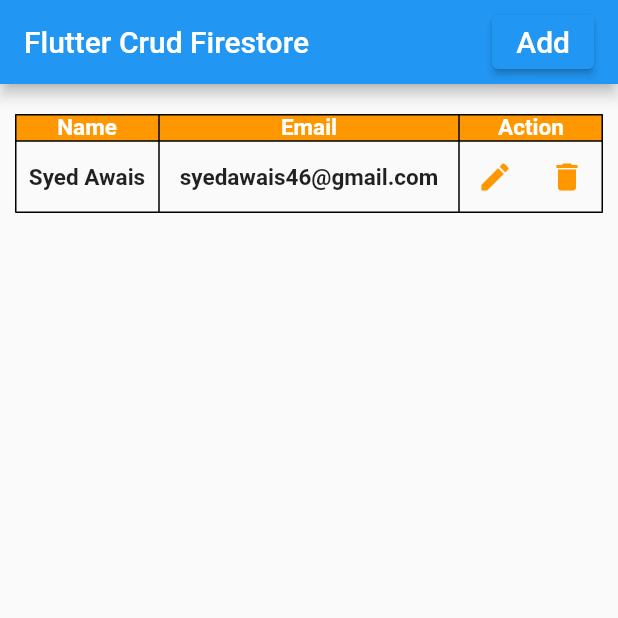
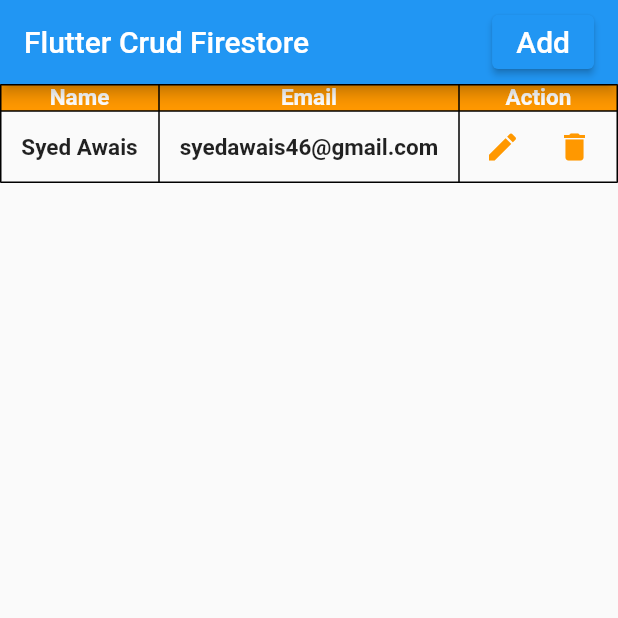
Before and after one commit to syedawaisalishah/flutter_firebase, a Flutter app: the screen it shows after launch, on a phone screen of 412 x 824 dp, the top half of it. Run offline on Flutter 3.47's test engine with Material 2 defaults, Android fonts, the phone set to English and light mode, and no system bars.

```diff
--- a/lib/pages/liststudentpages.dart
+++ b/lib/pages/liststudentpages.dart
@@ -9,7 +9,7 @@ class _liststudentsState extends State<liststudents> {
   @override
   Widget build(BuildContext context) {
     return Container(
-        margin: EdgeInsets.symmetric(horizontal: 10.0, vertical: 20.0),
+        // margin: EdgeInsets.symmetric(horizontal: 10.0, vertical: 20.0),
         child: SingleChildScrollView(
             scrollDirection: Axis.vertical,
             child: Table(
```
Also changed, not shown: 1 other file.
